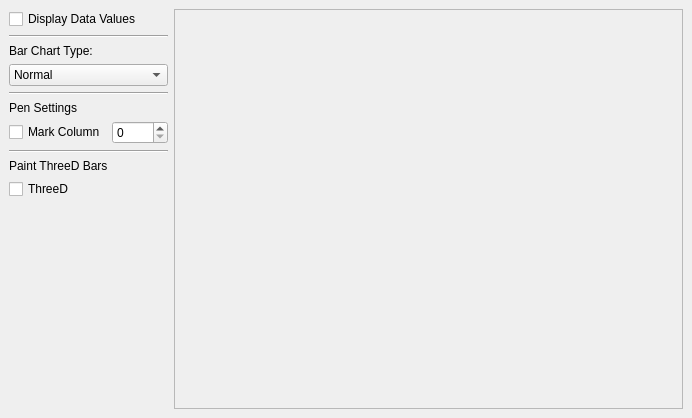
This is examples/Bars/mainwindow.ui in KDAB/KDChart as Qt 5 draws it before an edit. The edited form follows.
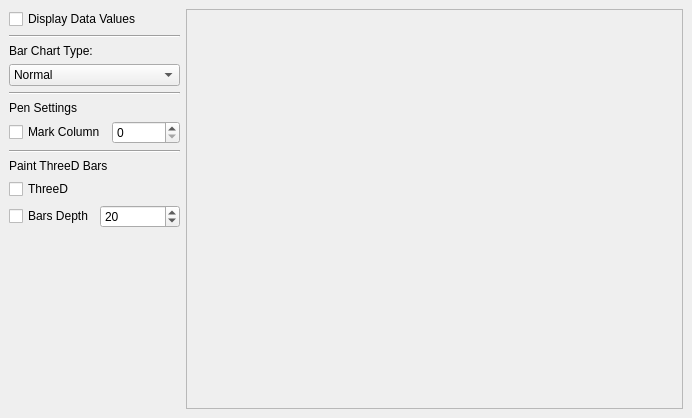
This is the edited form. Icons and pictures are not drawn.

Commit message: demonstrate three D setDepth - still buggy when it comes to stacked and percent bar types

```diff
--- a/examples/Bars/mainwindow.ui
+++ b/examples/Bars/mainwindow.ui
@@ -168,6 +168,20 @@
          <property name="spacing" >
           <number>6</number>
          </property>
+         <item>
+          <widget class="QCheckBox" name="threeDDepthCB" >
+           <property name="text" >
+            <string>Bars Depth</string>
+           </property>
+          </widget>
+         </item>
+         <item>
+          <widget class="QSpinBox" name="depthSB" >
+           <property name="value" >
+            <number>20</number>
+           </property>
+          </widget>
+         </item>
         </layout>
        </item>
       </layout>
@@ -179,8 +193,8 @@
        </property>
        <property name="sizeHint" >
         <size>
-         <width>159</width>
-         <height>61</height>
+         <width>171</width>
+         <height>128</height>
         </size>
        </property>
       </spacer>
```
The commit also changes 2 other files.
